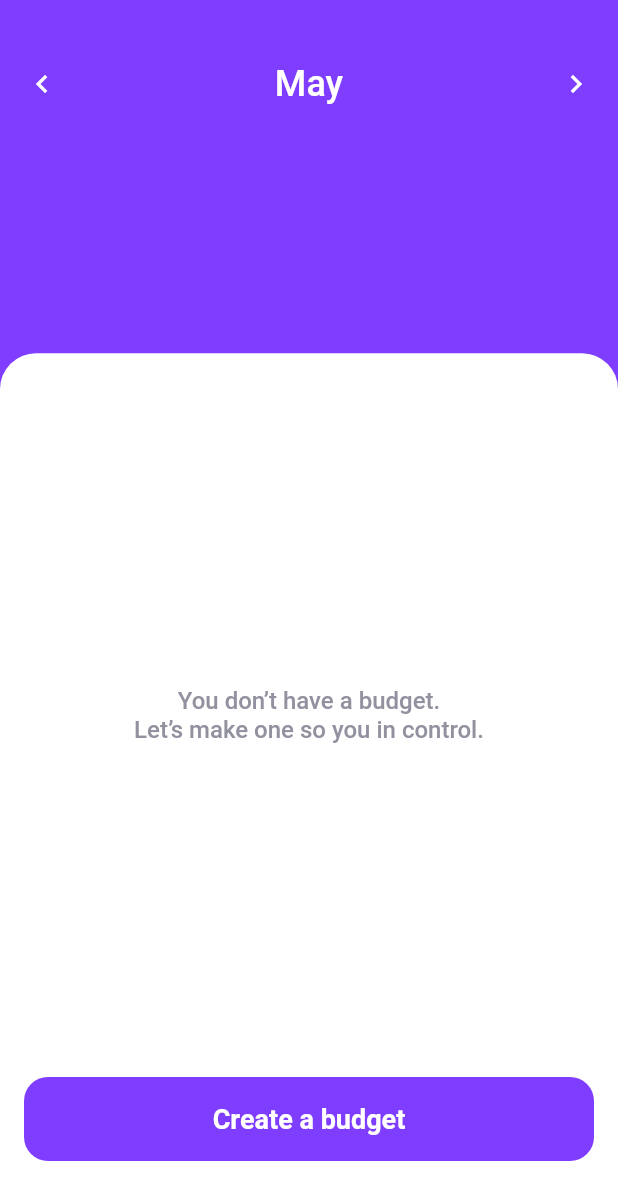
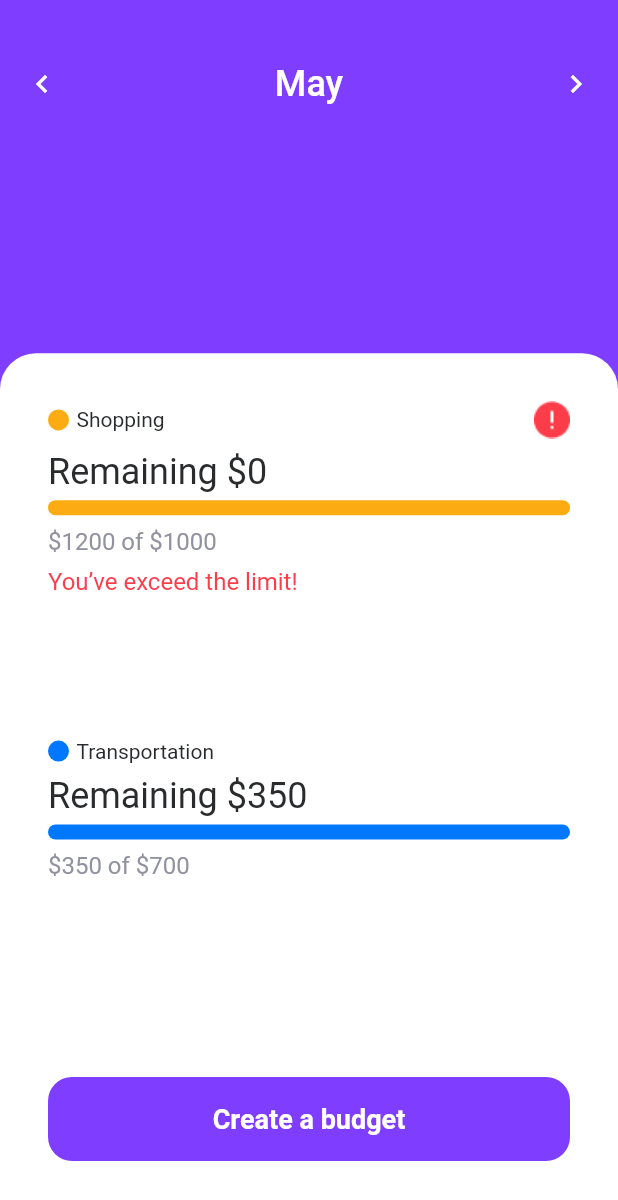
Before and after one commit to KYKY62/Expense.github.io, a Flutter app: the BudgetPage screen opened directly, on a phone screen of 412 x 824 dp. Shown: the top 1200 px of the screen. Run offline on Flutter 3.47's test engine with Material 2 defaults, Android fonts, the phone set to English and light mode, and no system bars; our stand-ins replace syncfusion_flutter_charts; missing offline and left inert: slidable_button.

Commit message:
Budget Widget

```diff
--- a/lib/main.dart
+++ b/lib/main.dart
@@ -1,4 +1,6 @@
 import 'package:expense_tracker/page/BudgetNavigator/createbudget.dart';
+import 'package:expense_tracker/page/bottomNavBar/profile_page.dart';
+import 'package:expense_tracker/page/bottomNavBar/transaction_page.dart';
 import 'package:expense_tracker/page/home_view.dart';
 import 'package:expense_tracker/utils/colors.dart';
 import 'package:flutter/material.dart';
--- a/lib/page/bottomNavBar/budget_page.dart
+++ b/lib/page/bottomNavBar/budget_page.dart
@@ -1,4 +1,5 @@
 import 'package:expense_tracker/utils/colors.dart';
+import 'package:expense_tracker/widgets/budget%20widget/budget_widget.dart';
 import 'package:flutter/material.dart';
 
 class BudgetPage extends StatelessWidget {
@@ -6,6 +7,8 @@ class BudgetPage extends StatelessWidget {
 
   @override
   Widget build(BuildContext context) {
+    bool isEmpty = false;
+
     Widget topHeaderBudget() {
       return Padding(
         padding: const EdgeInsets.symmetric(horizontal: 16, vertical: 42),
@@ -56,7 +59,8 @@ class BudgetPage extends StatelessWidget {
               ),
               child: Padding(
                 padding: const EdgeInsets.symmetric(horizontal: 16),
-                child: Column(
+                child: isEmpty == true
+                    ? Column(
                         mainAxisAlignment: MainAxisAlignment.start,
                         crossAxisAlignment: CrossAxisAlignment.start,
                         children: [
@@ -99,7 +103,8 @@ class BudgetPage extends StatelessWidget {
                           ),
                           const SizedBox(height: 50),
                         ],
-                ),
+                      )
+                    : BudgetWidget(),
               ),
             );
           },
--- /dev/null
+++ b/lib/widgets/budget widget/budget_item.dart
@@ -0,0 +1,94 @@
+import 'package:expense_tracker/utils/colors.dart';
+import 'package:flutter/material.dart';
+
+class BudgetItem extends StatelessWidget {
+  BudgetItem({
+    required this.ontap,
+    required this.titleBudget,
+    required this.titleColor,
+    required this.budgetCount,
+    required this.restbudget,
+    required this.valueColor,
+    required this.notifLimit,
+    required this.notifWarning,
+  });
+  final VoidCallback ontap;
+  final String titleBudget;
+  final Color titleColor;
+  final String budgetCount;
+  final String restbudget;
+  final Color valueColor;
+  final bool notifLimit;
+  final bool notifWarning;
+
+  @override
+  Widget build(BuildContext context) {
+    return Expanded(
+      child: GestureDetector(
+        onTap: ontap,
+        child: Container(
+          margin: const EdgeInsets.only(bottom: 16),
+          child: Column(
+            mainAxisAlignment: MainAxisAlignment.start,
+            crossAxisAlignment: CrossAxisAlignment.start,
+            children: [
+              Row(
+                children: [
+                  Container(
+                    margin: const EdgeInsets.only(right: 5),
+                    width: 14,
+                    height: 14,
+                    decoration: BoxDecoration(
+                        shape: BoxShape.circle, color: titleColor),
+                  ),
+                  Expanded(
+                    child: Text(
+                      titleBudget,
+                      style: const TextStyle(
+                        color: appText,
+                      ),
+                    ),
+                  ),
+                  notifWarning == false
+                      ? const SizedBox()
+                      : Image.asset('assets/icons/icon_warning.png'),
+                ],
+              ),
+              const SizedBox(height: 8),
+              Text(
+                "Remaining $budgetCount",
+                style: const TextStyle(
+                  fontSize: 24,
+                  color: appText,
+                ),
+              ),
+              const SizedBox(height: 5),
+              Container(
+                width: double.infinity,
+                height: 10,
+                decoration: BoxDecoration(
+                    borderRadius: BorderRadius.circular(16), color: valueColor),
+              ),
+              const SizedBox(height: 8),
+              Text(
+                restbudget,
+                style: const TextStyle(
+                  fontSize: 16,
+                  color: appTextSoft,
+                ),
+              ),
+              const SizedBox(height: 8),
+              Text(
+                notifLimit == false ? "" : "You’ve exceed the limit!",
+                style: const TextStyle(
+                  fontSize: 16,
+                  color: appRed,
+                ),
+              ),
+            ],
+          ),
+        ),
+      ),
+    );
+  }
+}
--- /dev/null
+++ b/lib/widgets/budget widget/budget_widget.dart
@@ -0,0 +1,66 @@
+import 'package:expense_tracker/utils/colors.dart';
+import 'package:expense_tracker/widgets/budget%20widget/budget_item.dart';
+import 'package:flutter/material.dart';
+
+class BudgetWidget extends StatelessWidget {
+  const BudgetWidget({Key? key}) : super(key: key);
+
+  @override
+  Widget build(BuildContext context) {
+    return Container(
+      padding: const EdgeInsets.symmetric(horizontal: 16),
+      margin: const EdgeInsets.only(top: 32),
+      child: Column(
+        mainAxisAlignment: MainAxisAlignment.start,
+        crossAxisAlignment: CrossAxisAlignment.start,
+        children: [
+          BudgetItem(
+            ontap: () {},
+            titleColor: appYellow,
+            titleBudget: "Shopping",
+            budgetCount: "\$0",
+            restbudget: "\$1200 of \$1000",
+            valueColor: appYellow,
+            notifLimit: true,
+            notifWarning: true,
+          ),
+          BudgetItem(
+            ontap: () {},
+            titleColor: appBlue,
+            titleBudget: "Transportation",
+            budgetCount: "\$350",
+            restbudget: "\$350 of \$700",
+            valueColor: appBlue,
+            notifLimit: false,
+            notifWarning: false,
+          ),
+          Material(
+            color: appPrimary,
+            borderRadius: BorderRadius.circular(16),
+            child: InkWell(
+              borderRadius: BorderRadius.circular(16),
+              onTap: () {
+                Navigator.pushNamed(context, '/createBudget');
+              },
+              child: const SizedBox(
+                width: double.infinity,
+                height: 56,
+                child: Center(
+                  child: Text(
+                    "Create a budget",
+                    style: TextStyle(
+                      fontSize: 18,
+                      fontWeight: FontWeight.w600,
+                      color: appWhite,
+                    ),
+                  ),
+                ),
+              ),
+            ),
+          ),
+          const SizedBox(height: 50),
+        ],
+      ),
+    );
+  }
+}
```
Also changed, not shown: assets/icons/icon_warning.png (added). Lines whose indentation alone changed are shown as unchanged.
